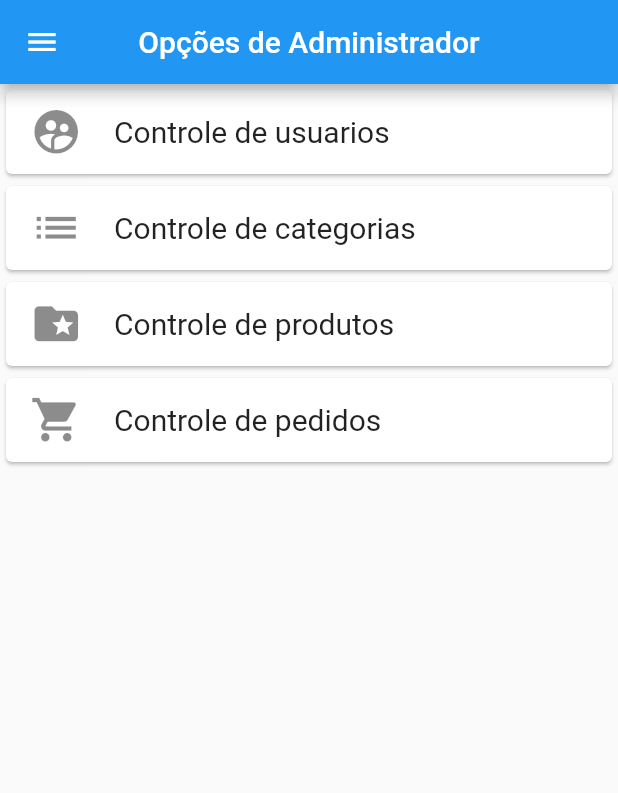
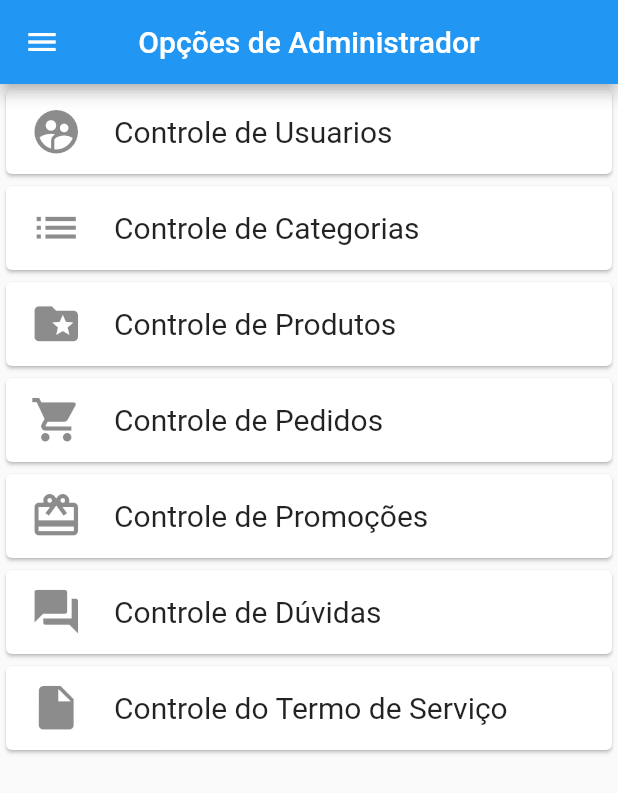
Before and after one commit to LucssCarvalho/ecommerce, a Flutter app: the screen it shows after launch, swiped to page 5, on a phone screen of 412 x 824 dp. Shown: the top 793 px of the screen. Run offline on Flutter 3.47's test engine with Material 2 defaults, Android fonts, the phone set to English and light mode, and no system bars; our stand-ins replace carousel_pro, cloud_firestore, firebase_auth; missing offline and left inert: dart:ffi; accounts and stored records are empty.

Commit message:
update admin_tab

```diff
--- a/lib/tabs/admin_tab.dart
+++ b/lib/tabs/admin_tab.dart
@@ -12,11 +12,17 @@ class _AdminTabState extends State<AdminTab> {
     return Column(
       children: <Widget>[
         AdminOptionButton(
-            Icons.supervised_user_circle, "Controle de usuarios", "Users"),
-        AdminOptionButton(Icons.list, "Controle de categorias", "category"),
+            Icons.supervised_user_circle, "Controle de Usuarios", "Users"),
+        AdminOptionButton(Icons.list, "Controle de Categorias", "category"),
         AdminOptionButton(
-            Icons.folder_special, "Controle de produtos", "product"),
-        AdminOptionButton(Icons.shopping_cart, "Controle de pedidos", "Users"),
+            Icons.folder_special, "Controle de Produtos", "product"),
+        AdminOptionButton(Icons.shopping_cart, "Controle de Pedidos", "Users"),
+        AdminOptionButton(
+            Icons.card_giftcard, "Controle de Promoções", "Users"),
+        AdminOptionButton(
+            Icons.question_answer, "Controle de Dúvidas", "Users"),
+        AdminOptionButton(
+            Icons.insert_drive_file, "Controle do Termo de Serviço", "Users"),
       ],
     );
   }
```
